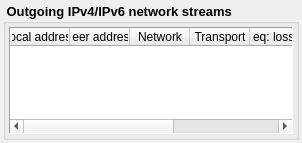
Homer-Conferencing/Homer-Conferencing, file Homer/forms/Widgets/OverviewNetworkStreamsWidget.ui: the form before one commit.
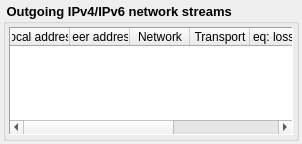
The form after the commit.

Patch:
```diff
--- a/Homer/forms/Widgets/OverviewNetworkStreamsWidget.ui
+++ b/Homer/forms/Widgets/OverviewNetworkStreamsWidget.ui
@@ -7,7 +7,7 @@
     <x>0</x>
     <y>0</y>
     <width>302</width>
-    <height>143</height>
+    <height>144</height>
    </rect>
   </property>
   <property name="sizePolicy">
@@ -24,6 +24,10 @@
     <bold>true</bold>
    </font>
   </property>
+  <property name="styleSheet">
+   <string notr="true">QDockWidget::title { font: bold; text-align: center; padding: 3px;
+		background-color: qlineargradient(spread:pad, x1:0, y1:0, x2:0, y2:1, stop:0 rgba(176, 176, 176, 255), stop:1 rgba(255, 255, 255, 255));}</string>
+  </property>
   <property name="allowedAreas">
    <set>Qt::BottomDockWidgetArea|Qt::TopDockWidgetArea</set>
   </property>
```
